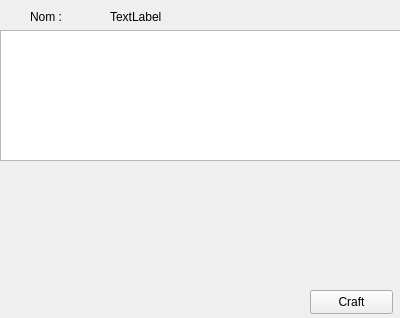
This is MMO/Res/jobview.ui in maresc-g/linumon as Qt 5 draws it before an edit. The edited form follows.
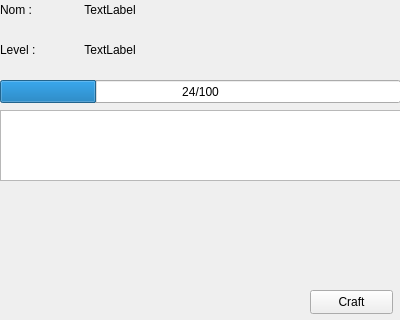
This is the edited form.

```diff
--- a/MMO/Res/jobview.ui
+++ b/MMO/Res/jobview.ui
@@ -7,7 +7,7 @@
     <x>0</x>
     <y>0</y>
     <width>400</width>
-    <height>318</height>
+    <height>320</height>
    </rect>
   </property>
   <property name="windowTitle">
@@ -16,10 +16,10 @@
   <widget class="QLabel" name="label">
    <property name="geometry">
     <rect>
-     <x>30</x>
-     <y>10</y>
-     <width>57</width>
-     <height>14</height>
+     <x>0</x>
+     <y>0</y>
+     <width>60</width>
+     <height>20</height>
     </rect>
    </property>
    <property name="text">
@@ -29,23 +29,26 @@
   <widget class="QLabel" name="l_name">
    <property name="geometry">
     <rect>
-     <x>110</x>
-     <y>10</y>
-     <width>57</width>
-     <height>14</height>
+     <x>60</x>
+     <y>0</y>
+     <width>100</width>
+     <height>20</height>
     </rect>
    </property>
    <property name="text">
     <string>TextLabel</string>
    </property>
+   <property name="alignment">
+    <set>Qt::AlignCenter</set>
+   </property>
   </widget>
   <widget class="QListView" name="listView">
    <property name="geometry">
     <rect>
      <x>0</x>
-     <y>30</y>
+     <y>110</y>
      <width>401</width>
-     <height>131</height>
+     <height>71</height>
     </rect>
    </property>
   </widget>
@@ -62,6 +65,54 @@
     <string>Craft</string>
    </property>
   </widget>
+  <widget class="QProgressBar" name="progressBar">
+   <property name="geometry">
+    <rect>
+     <x>0</x>
+     <y>80</y>
+     <width>401</width>
+     <height>23</height>
+    </rect>
+   </property>
+   <property name="value">
+    <number>24</number>
+   </property>
+   <property name="alignment">
+    <set>Qt::AlignCenter</set>
+   </property>
+   <property name="format">
+    <string>%v/%m</string>
+   </property>
+  </widget>
+  <widget class="QLabel" name="label_2">
+   <property name="geometry">
+    <rect>
+     <x>0</x>
+     <y>40</y>
+     <width>60</width>
+     <height>20</height>
+    </rect>
+   </property>
+   <property name="text">
+    <string>Level :</string>
+   </property>
+  </widget>
+  <widget class="QLabel" name="l_level">
+   <property name="geometry">
+    <rect>
+     <x>60</x>
+     <y>40</y>
+     <width>100</width>
+     <height>20</height>
+    </rect>
+   </property>
+   <property name="text">
+    <string>TextLabel</string>
+   </property>
+   <property name="alignment">
+    <set>Qt::AlignCenter</set>
+   </property>
+  </widget>
  </widget>
  <resources/>
  <connections/>
```
Left out of the diff: 2 changed lines with no effect on the pictures.
